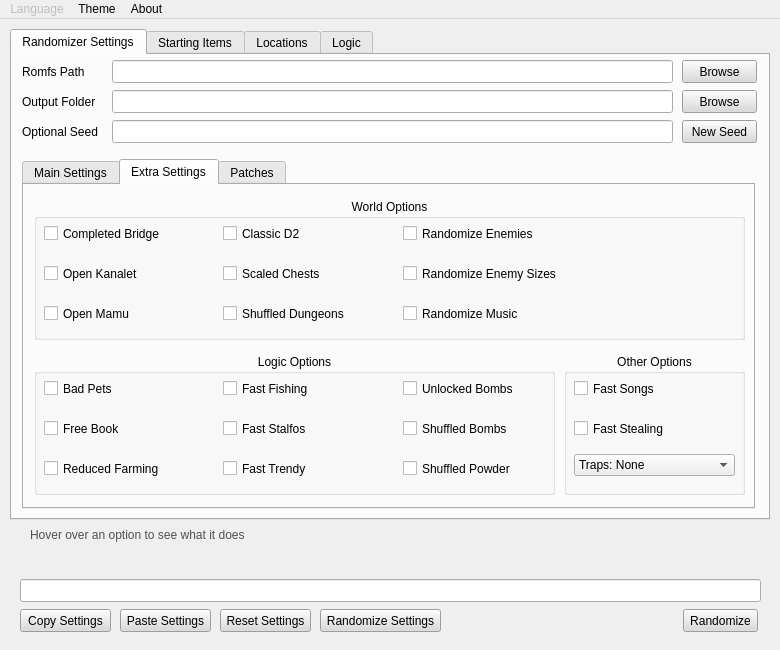
The window that RandomizerUI/UI/ui_form.ui (Owen-Splat/LAS-Randomizer) describes before a commit, drawn with Qt 5.
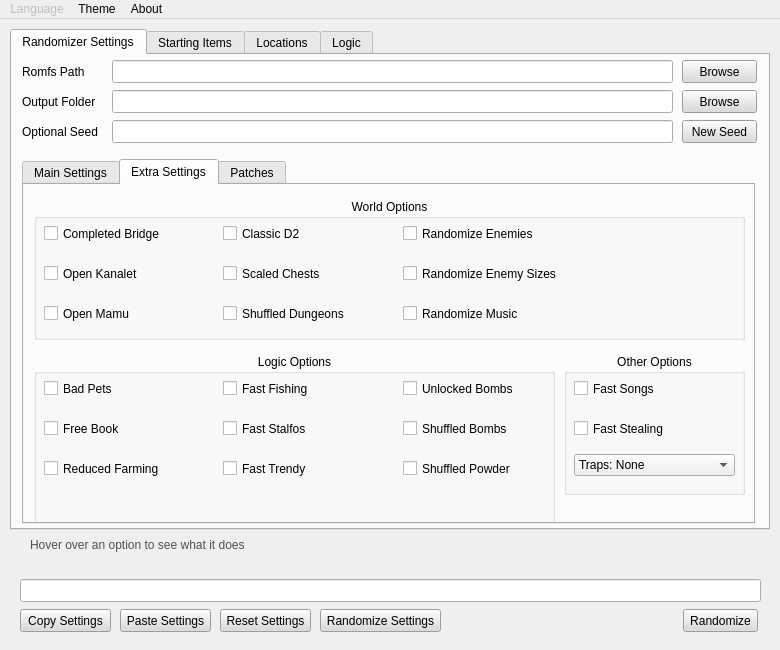
The same window after the commit. The open tabs and pages were chosen to show the change.

Commit message: Centralizing global UI updates to avoid multiple re-merge

What changed in the file:
```diff
--- a/RandomizerUI/UI/ui_form.ui
+++ b/RandomizerUI/UI/ui_form.ui
@@ -26,7 +26,7 @@
       <x>10</x>
       <y>10</y>
       <width>760</width>
-      <height>491</height>
+      <height>501</height>
      </rect>
     </property>
     <property name="sizePolicy">
@@ -371,7 +371,7 @@
         <x>10</x>
         <y>104</y>
         <width>733</width>
-        <height>350</height>
+        <height>365</height>
        </rect>
       </property>
       <property name="currentIndex">
@@ -1263,7 +1263,7 @@
           <x>10</x>
           <y>169</y>
           <width>521</width>
-          <height>141</height>
+          <height>170</height>
          </rect>
         </property>
         <property name="title">
@@ -2559,9 +2559,9 @@
     <property name="geometry">
      <rect>
       <x>30</x>
-      <y>509</y>
+      <y>519</y>
       <width>711</width>
-      <height>41</height>
+      <height>31</height>
      </rect>
     </property>
     <property name="sizePolicy">
```
The commit also changes 1 other file.
